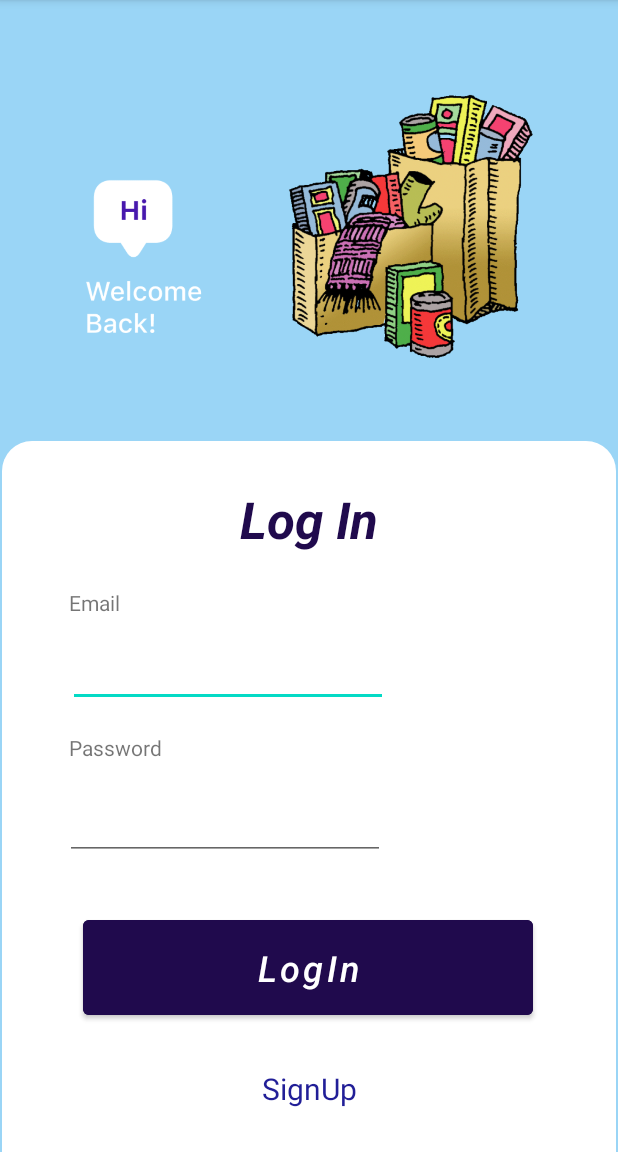
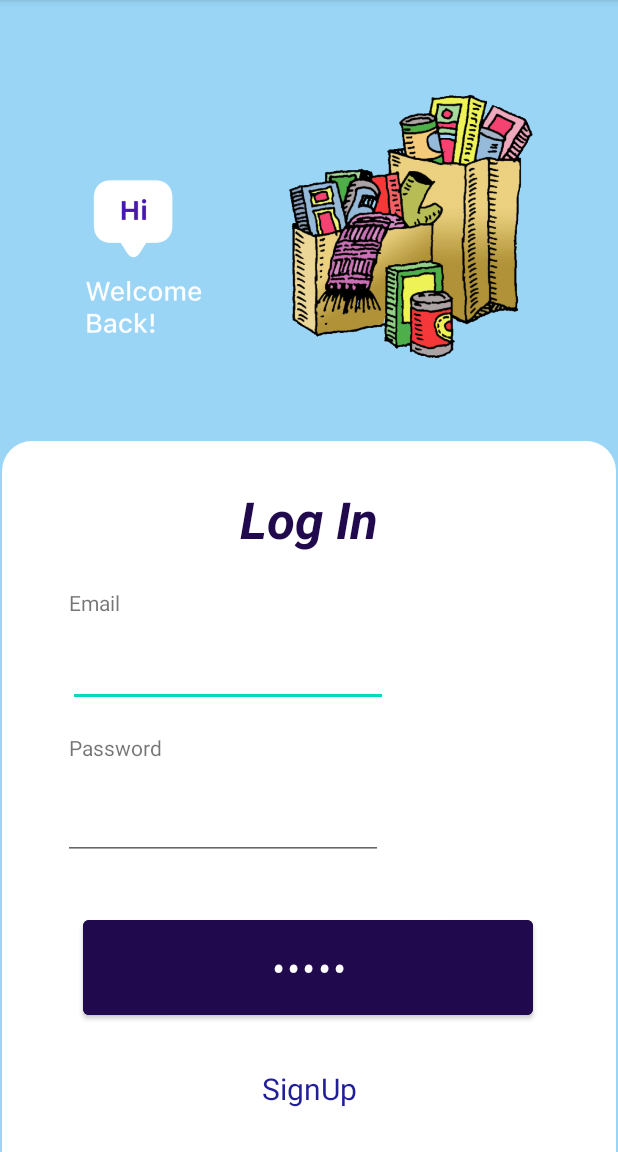
Before and after one commit to ramiakl/Foodify, an Android app: the screen it shows after launch (Login), on a phone screen of 412 x 824 dp, the part 84-1236 px from its top. Run offline under Robolectric (Android 15) with nearby library versions, the phone set to English and light mode, and no system bars.

```diff
--- a/FrontEnd/app/src/main/res/layout/login.xml
+++ b/FrontEnd/app/src/main/res/layout/login.xml
@@ -99,6 +99,7 @@
         android:layout_height="75dp"
         android:backgroundTint="#200A4D"
         android:onClick="login"
+        android:password="true"
         android:text="LogIn"
         android:textAlignment="center"
         android:textAllCaps="false"
@@ -132,10 +133,10 @@
         android:inputType="textPersonName"
         app:layout_constraintBottom_toBottomOf="parent"
         app:layout_constraintEnd_toEndOf="parent"
-        app:layout_constraintHorizontal_bias="0.218"
+        app:layout_constraintHorizontal_bias="0.213"
         app:layout_constraintStart_toStartOf="parent"
         app:layout_constraintTop_toBottomOf="@+id/textView4"
-        app:layout_constraintVertical_bias="0.094" />
+        app:layout_constraintVertical_bias="0.093" />
 
     <TextView
         android:id="@+id/error_email"
@@ -144,7 +145,7 @@
         android:text="Wrong Field*"
         android:textColor="#F44336"
         android:textStyle="bold"
-        app:layout_constraintBottom_toTopOf="@+id/email_log"
+        app:layout_constraintBottom_toTopOf="@+id/password_sign"
         app:layout_constraintEnd_toEndOf="parent"
         app:layout_constraintHorizontal_bias="0.068"
         app:layout_constraintStart_toEndOf="@+id/textView3"
@@ -159,7 +160,7 @@
         android:text="Wrong Field*"
         android:textColor="#F44336"
         android:textStyle="bold"
-        app:layout_constraintBottom_toTopOf="@+id/password_log"
+        app:layout_constraintBottom_toTopOf="@+id/email_log"
         app:layout_constraintEnd_toEndOf="parent"
         app:layout_constraintHorizontal_bias="0.189"
         app:layout_constraintStart_toEndOf="@+id/textView3"
```
Also changed, not shown: FrontEnd/app/src/main/java/com/lau/foodify/Signup.java (+42 -2 lines), FrontEnd/app/src/main/res/layout/signup.xml (+10 -12 lines).
